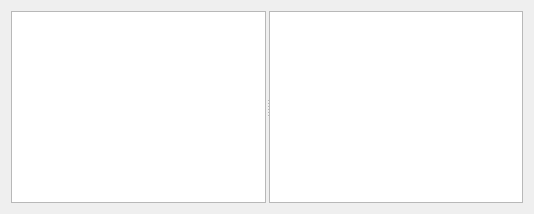
First picture: the form in controller/ui/dlg_file.ui, repository how2how/PlayGround, before the edit.
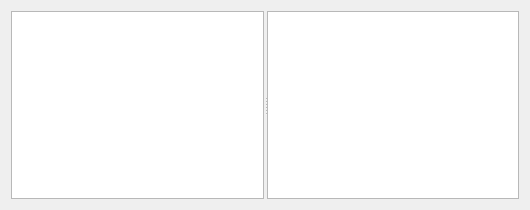
Second picture: the form after the edit.

Patch:
```diff
--- a/controller/ui/dlg_file.ui
+++ b/controller/ui/dlg_file.ui
@@ -1,7 +1,15 @@
 <?xml version="1.0" encoding="UTF-8"?>
 <ui version="4.0">
- <class>Dialog_File</class>
- <widget class="QDialog" name="Dialog_File">
+ <class>File</class>
+ <widget class="QDialog" name="File">
+  <property name="geometry">
+   <rect>
+    <x>0</x>
+    <y>0</y>
+    <width>530</width>
+    <height>210</height>
+   </rect>
+  </property>
   <property name="contextMenuPolicy">
    <enum>Qt::ActionsContextMenu</enum>
   </property>
```
Left out of the diff: 2 changed lines with no effect on the pictures.
